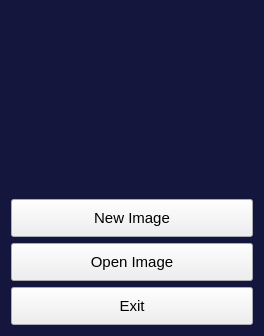
This is Fotoshop/mainwindow.ui in Hardikp16/CS340 as Qt 5 draws it before an edit. The edited form follows.
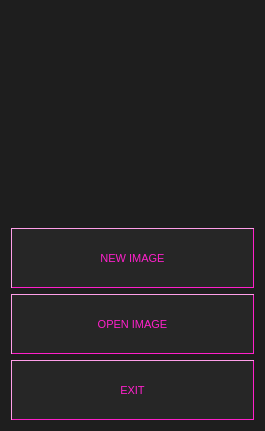
This is the edited form. Icons and pictures are not drawn.

Diff of the .ui file:
```diff
--- a/Fotoshop/mainwindow.ui
+++ b/Fotoshop/mainwindow.ui
@@ -6,8 +6,8 @@
    <rect>
     <x>0</x>
     <y>0</y>
-    <width>264</width>
-    <height>336</height>
+    <width>265</width>
+    <height>431</height>
    </rect>
   </property>
   <property name="palette">
@@ -16,27 +16,27 @@
      <colorrole role="Button">
       <brush brushstyle="SolidPattern">
        <color alpha="255">
-        <red>20</red>
-        <green>22</green>
-        <blue>61</blue>
+        <red>30</red>
+        <green>30</green>
+        <blue>30</blue>
        </color>
       </brush>
      </colorrole>
      <colorrole role="Base">
       <brush brushstyle="SolidPattern">
        <color alpha="255">
-        <red>20</red>
-        <green>22</green>
-        <blue>61</blue>
+        <red>30</red>
+        <green>30</green>
+        <blue>30</blue>
        </color>
       </brush>
      </colorrole>
      <colorrole role="Window">
       <brush brushstyle="SolidPattern">
        <color alpha="255">
-        <red>20</red>
-        <green>22</green>
-        <blue>61</blue>
+        <red>30</red>
+        <green>30</green>
+        <blue>30</blue>
        </color>
       </brush>
      </colorrole>
@@ -45,27 +45,27 @@
      <colorrole role="Button">
       <brush brushstyle="SolidPattern">
        <color alpha="255">
-        <red>20</red>
-        <green>22</green>
-        <blue>61</blue>
+        <red>30</red>
+        <green>30</green>
+        <blue>30</blue>
        </color>
       </brush>
      </colorrole>
      <colorrole role="Base">
       <brush brushstyle="SolidPattern">
        <color alpha="255">
-        <red>20</red>
-        <green>22</green>
-        <blue>61</blue>
+        <red>30</red>
+        <green>30</green>
+        <blue>30</blue>
        </color>
       </brush>
      </colorrole>
      <colorrole role="Window">
       <brush brushstyle="SolidPattern">
        <color alpha="255">
-        <red>20</red>
-        <green>22</green>
-        <blue>61</blue>
+        <red>30</red>
+        <green>30</green>
+        <blue>30</blue>
        </color>
       </brush>
      </colorrole>
@@ -74,27 +74,27 @@
      <colorrole role="Button">
       <brush brushstyle="SolidPattern">
        <color alpha="255">
-        <red>20</red>
-        <green>22</green>
-        <blue>61</blue>
+        <red>30</red>
+        <green>30</green>
+        <blue>30</blue>
        </color>
       </brush>
      </colorrole>
      <colorrole role="Base">
       <brush brushstyle="SolidPattern">
        <color alpha="255">
-        <red>20</red>
-        <green>22</green>
-        <blue>61</blue>
+        <red>30</red>
+        <green>30</green>
+        <blue>30</blue>
        </color>
       </brush>
      </colorrole>
      <colorrole role="Window">
       <brush brushstyle="SolidPattern">
        <color alpha="255">
-        <red>20</red>
-        <green>22</green>
-        <blue>61</blue>
+        <red>30</red>
+        <green>30</green>
+        <blue>30</blue>
        </color>
       </brush>
      </colorrole>
@@ -113,18 +113,150 @@
   <property name="styleSheet">
    <string notr="true">QMainWindow 
 {
-
-	background-color: 	rgb(20, 22, 61)
+	 background-color: rgb(30, 30, 30);
+	 border-style: outset;
+	border-color: white;
 }</string>
   </property>
   <widget class="QWidget" name="centralWidget">
    <layout class="QGridLayout" name="gridLayout">
-    <item row="0" column="0">
+    <item row="4" column="0">
+     <widget class="QPushButton" name="OpenImageButton">
+      <property name="minimumSize">
+       <size>
+        <width>200</width>
+        <height>60</height>
+       </size>
+      </property>
+      <property name="font">
+       <font>
+        <family>System</family>
+        <pointsize>8</pointsize>
+        <weight>9</weight>
+        <italic>false</italic>
+        <bold>false</bold>
+       </font>
+      </property>
+      <property name="styleSheet">
+       <string notr="true">QPushButton {
+	color: rgb(255, 32, 203);
+	font: 75 8pt &quot;System&quot;;
+
+     border-style: outset;
+	 
+	border-color: rgb(255, 32, 203);
+	 background-color: rgb(38, 38, 38);
+	 border-width: 1px;
+}
+
+ QPushButton:hover{
+
+	border-width: 4px;
+	border-color: rgb(25, 205, 255);
+	color: rgb(25,205,255);
+
+
+ }</string>
+      </property>
+      <property name="text">
+       <string>OPEN IMAGE</string>
+      </property>
+     </widget>
+    </item>
+    <item row="3" column="0">
+     <widget class="QPushButton" name="NewImageButton">
+      <property name="minimumSize">
+       <size>
+        <width>200</width>
+        <height>60</height>
+       </size>
+      </property>
+      <property name="font">
+       <font>
+        <family>System</family>
+        <pointsize>8</pointsize>
+        <weight>9</weight>
+        <italic>false</italic>
+        <bold>false</bold>
+       </font>
+      </property>
+      <property name="autoFillBackground">
+       <bool>false</bool>
+      </property>
+      <property name="styleSheet">
+       <string notr="true">QPushButton {
+	color: rgb(255, 32, 203);
+	font: 75 8pt &quot;System&quot;;
+
+     border-style: outset;
+	 
+	border-color: rgb(255, 32, 203);
+	 background-color: rgb(38, 38, 38);
+	 border-width: 1px;
+}
+
+ QPushButton:hover{
+
+	border-width: 4px;
+	border-color: rgb(25, 205, 255);
+	color: rgb(25,205,255);
+
+
+ }</string>
+      </property>
+      <property name="text">
+       <string>NEW IMAGE</string>
+      </property>
+     </widget>
+    </item>
+    <item row="5" column="0">
+     <widget class="QPushButton" name="ExitButton">
+      <property name="minimumSize">
+       <size>
+        <width>200</width>
+        <height>60</height>
+       </size>
+      </property>
+      <property name="font">
+       <font>
+        <family>System</family>
+        <pointsize>8</pointsize>
+        <weight>9</weight>
+        <italic>false</italic>
+        <bold>false</bold>
+       </font>
+      </property>
+      <property name="styleSheet">
+       <string notr="true">QPushButton {
+	color: rgb(255, 32, 203);
+	font: 75 8pt &quot;System&quot;;
+
+     border-style: outset;
+	 
+	 border-color: rgb(255, 32, 203);
+	 background-color: rgb(38, 38, 38);
+	 border-width: 1px;
+}
+
+ QPushButton:hover{
+ 
+	border-width: 4px;
+	border-color: rgb(25, 205, 255);
+	color: rgb(25,205,255);
+
+ }</string>
+      </property>
+      <property name="text">
+       <string>EXIT</string>
+      </property>
+     </widget>
+    </item>
+    <item row="1" column="0">
      <widget class="QLabel" name="label">
       <property name="minimumSize">
        <size>
         <width>200</width>
-        <height>0</height>
+        <height>120</height>
        </size>
       </property>
       <property name="styleSheet">
@@ -142,121 +274,23 @@
       <property name="scaledContents">
        <bool>false</bool>
       </property>
-     </widget>
-    </item>
-    <item row="1" column="0">
-     <widget class="QPushButton" name="NewImageButton">
-      <property name="minimumSize">
-       <size>
-        <width>200</width>
-        <height>38</height>
-       </size>
-      </property>
-      <property name="font">
-       <font>
-        <pointsize>11</pointsize>
-       </font>
-      </property>
-      <property name="autoFillBackground">
-       <bool>false</bool>
-      </property>
-      <property name="styleSheet">
-       <string notr="true">QPushButton {
- color: white; 
- border-radius: 3px;
- padding: 1px;
- background: qlineargradient(spread:pad, x1:0, y1:1, x2:0.00568182, y2:0.983, stop:0 rgba(47, 80, 142, 255), stop:1 rgba(83, 140, 198, 255));
- min-height: 36px;
-}
-
- QPushButton:hover{
-
-
-    background: qlineargradient(x1:0, y1:1, x2:1, y2:1,
-    stop:0 white, stop: .2 rgba(83, 140, 198, 255), stop:1 white)
-
-
- }
-`</string>
-      </property>
-      <property name="text">
-       <string>New Image</string>
+      <property name="alignment">
+       <set>Qt::AlignCenter</set>
       </property>
      </widget>
     </item>
     <item row="2" column="0">
-     <widget class="QPushButton" name="OpenImageButton">
-      <property name="minimumSize">
-       <size>
-        <width>200</width>
-        <height>38</height>
-       </size>
+     <spacer name="verticalSpacer">
+      <property name="orientation">
+       <enum>Qt::Vertical</enum>
       </property>
-      <property name="font">
-       <font>
-        <pointsize>11</pointsize>
-       </font>
-      </property>
-      <property name="styleSheet">
-       <string notr="true">QPushButton {
- color: white; 
- border-radius: 3px;
- padding: 1px;
- background: qlineargradient(spread:pad, x1:0, y1:1, x2:0.00568182, y2:0.983, stop:0 rgba(47, 80, 142, 255), stop:1 rgba(83, 140, 198, 255));
- min-height: 36px;
-}
-
- QPushButton:hover{
-
-
-    background: qlineargradient(x1:0, y1:1, x2:1, y2:1,
-    stop:0 white, stop: .2 rgba(83, 140, 198, 255), stop:1 white)
-
-
- }
-`</string>
-      </property>
-      <property name="text">
-       <string>Open Image</string>
-      </property>
-     </widget>
-    </item>
-    <item row="3" column="0">
-     <widget class="QPushButton" name="ExitButton">
-      <property name="minimumSize">
+      <property name="sizeHint" stdset="0">
        <size>
-        <width>200</width>
-        <height>38</height>
+        <width>20</width>
+        <height>40</height>
        </size>
       </property>
-      <property name="font">
-       <font>
-        <pointsize>11</pointsize>
-       </font>
-      </property>
-      <property name="styleSheet">
-       <string notr="true">QPushButton {
- color: white; 
- border-radius: 3px;
- padding: 1px;
- background: qlineargradient(spread:pad, x1:0, y1:1, x2:0.00568182, y2:0.983, stop:0 rgba(47, 80, 142, 255), stop:1 rgba(83, 140, 198, 255));
- min-height: 36px;
-}
-
- QPushButton:hover{
-
-
-    background: qlineargradient(x1:0, y1:1, x2:1, y2:1,
-    stop:0 white, stop: .2 rgba(83, 140, 198, 255), stop:1 white)
-
-
- }
-`</string>
-      </property>
-      <property name="text">
-       <string>Exit</string>
-      </property>
-     </widget>
+     </spacer>
     </item>
    </layout>
   </widget>
```
Left out of the diff: 4 changed lines with no effect on the pictures.
